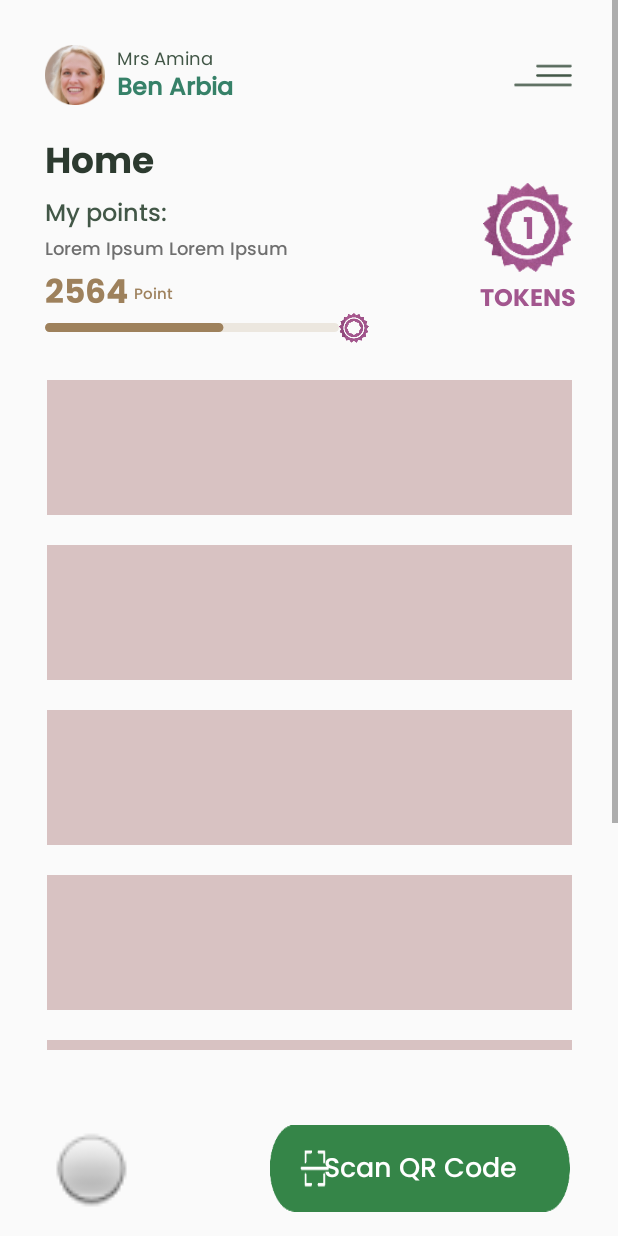
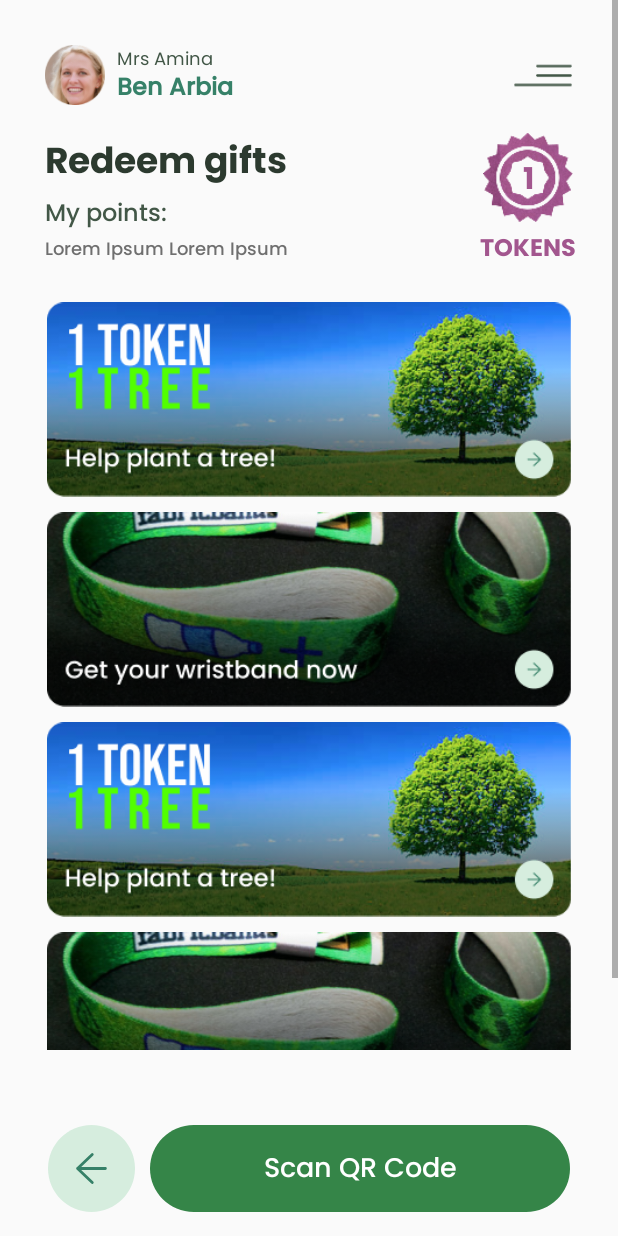
Before and after one commit to MankaiAdam/myRecyclingCompanion, an Android app: the HomeActivity screen opened directly, with no data from a screen before it, after a tap on "Redeem gifts", on a phone screen of 412 x 824 dp. Run offline under Robolectric (Android 15) with nearby library versions, the phone set to English and light mode, and no system bars; libraries missing offline, so code that uses them is left out: com.journeyapps.barcodescanner.

Commit message:
Merge remote-tracking branch 'origin/main'
# Conflicts:
#	app/src/main/res/layout/activity_home.xml

```diff
--- a/app/src/main/AndroidManifest.xml
+++ b/app/src/main/AndroidManifest.xml
@@ -30,7 +30,6 @@
         <activity
             android:name=".HomeActivity"
             android:exported="true">
-
         </activity>
         <activity
             android:name=".ShopActivity"
--- a/app/src/main/java/com/example/myrecyclingcompanion/HomeActivity.java
+++ b/app/src/main/java/com/example/myrecyclingcompanion/HomeActivity.java
@@ -2,15 +2,19 @@ package com.example.myrecyclingcompanion;
 
 import android.content.Intent;
 import android.graphics.Color;
+import android.os.Build;
 import android.os.Bundle;
 import android.util.Log;
+import android.view.View;
 import android.view.Window;
 import android.view.WindowManager;
 import android.widget.Button;
 import android.widget.ImageButton;
+import android.widget.ImageView;
 import android.widget.TextView;
 
 import androidx.activity.result.ActivityResultLauncher;
+import androidx.annotation.RequiresApi;
 import androidx.appcompat.app.AppCompatActivity;
 import androidx.constraintlayout.widget.ConstraintLayout;
 
@@ -36,7 +40,7 @@ public class HomeActivity extends AppCompatActivity {
         Window w = getWindow();
         w.clearFlags(WindowManager.LayoutParams.FLAG_TRANSLUCENT_STATUS);
         w.addFlags(WindowManager.LayoutParams.FLAG_DRAWS_SYSTEM_BAR_BACKGROUNDS);
-        w.setStatusBarColor(Color.rgb(254,254,254));
+        w.setStatusBarColor(Color.rgb(252,252,252));
         overview_btn = findViewById(R.id.overview_btn);
         maps_btn = findViewById(R.id.map_btn);
         shop_btn = findViewById(R.id.shop_btn);
@@ -45,15 +49,30 @@ public class HomeActivity extends AppCompatActivity {
         total_points_text = findViewById(R.id.total_points_text);
         donated_plastic_text = findViewById(R.id.donated_plastic_text);
         points_text = findViewById(R.id.points_text);
+        ImageView widget = (ImageView) findViewById(R.id.mainwidget);
+        maps_btn = findViewById(R.id.map_btn);
         overview_btn.setImageDrawable(getDrawable(R.drawable.mo_activated));
-        maps_btn = findViewById(R.id.map_btn);
+        widget.setImageDrawable(getDrawable(R.drawable.mo));
+        donated_plastic_text.setVisibility(View.VISIBLE);
+        points_text.setVisibility(View.VISIBLE);
+
         maps_btn.setImageDrawable(getDrawable(R.drawable.map_disabled));
 
         update_info();
 
         overview_btn.setOnClickListener(view -> {
+            overview_btn.setImageDrawable(getDrawable(R.drawable.mo_activated));
+            widget.setImageDrawable(getDrawable(R.drawable.mo));
+            maps_btn.setImageDrawable(getDrawable(R.drawable.map_disabled));
+            donated_plastic_text.setVisibility(View.VISIBLE);
+            points_text.setVisibility(View.VISIBLE);
         });
         maps_btn.setOnClickListener(view -> {
+            overview_btn.setImageDrawable(getDrawable(R.drawable.mo_disabled));
+            widget.setImageDrawable(getDrawable(R.drawable.map));
+            maps_btn.setImageDrawable(getDrawable(R.drawable.map_activated));
+            donated_plastic_text.setVisibility(View.INVISIBLE);
+            points_text.setVisibility(View.INVISIBLE);
         });
         shop_btn.setOnClickListener(view -> {
             startActivity(new Intent(HomeActivity.this, ShopActivity.class));
--- a/app/src/main/java/com/example/myrecyclingcompanion/ShopActivity.java
+++ b/app/src/main/java/com/example/myrecyclingcompanion/ShopActivity.java
@@ -21,9 +21,9 @@ public class ShopActivity extends AppCompatActivity {
     int tokens = 1;
 
     ImageButton overview_btn,maps_btn;
-    Button scan_btn, back_btn;
-    ConstraintLayout overview_grp,challenges_grp;
-    TextView tokens_text, total_points_text;
+    Button scan_btn;
+    ImageButton back_btn;
+    TextView tokens_text;
     @Override
     protected void onCreate(Bundle savedInstanceState) {
         super.onCreate(savedInstanceState);
@@ -32,7 +32,6 @@ public class ShopActivity extends AppCompatActivity {
         back_btn = findViewById(R.id.back_btn);
         scan_btn = findViewById(R.id.scan_btn);
         tokens_text = findViewById(R.id.tokens_text);
-        total_points_text = findViewById(R.id.total_points_text);
 
         update_info();
         back_btn.setOnClickListener(view -> {
@@ -52,7 +51,6 @@ public class ShopActivity extends AppCompatActivity {
     }
     public void update_info(){
         tokens_text.setText(tokens+"");
-        total_points_text.setText(total_points+"");
     }
 
     ActivityResultLauncher<ScanOptions> barLauncher = registerForActivityResult(new ScanContract(), result->{
--- a/app/src/main/java/com/example/myrecyclingcompanion/signInActivity.java
+++ b/app/src/main/java/com/example/myrecyclingcompanion/signInActivity.java
@@ -2,6 +2,7 @@ package com.example.myrecyclingcompanion;
 
 import android.content.Intent;
 import android.graphics.Color;
+import android.os.Build;
 import android.os.Bundle;
 import android.util.Log;
 import java.util.concurrent.TimeUnit;
@@ -15,6 +16,7 @@ import android.widget.ImageButton;
 import android.widget.Toast;
 
 import androidx.annotation.NonNull;
+import androidx.annotation.RequiresApi;
 import androidx.appcompat.app.AppCompatActivity;
 import androidx.constraintlayout.widget.ConstraintLayout;
 import androidx.core.content.ContextCompat;
@@ -73,9 +75,9 @@ public class signInActivity extends AppCompatActivity {
         sign_in_grp.setVisibility(View.INVISIBLE);
 
         verify_btn.setOnClickListener(view -> {
-            Toast.makeText(this, "toast", Toast.LENGTH_SHORT).show();
             Log.d("tag", "clicked");
             if(phone_number_text.getText().toString().length() == 8){
+                verify_code();
                 if (GoogleApiAvailability.getInstance().isGooglePlayServicesAvailable(this)
                         == ConnectionResult.SUCCESS) {
                     // The SafetyNet Attestation API is available.
@@ -128,7 +130,7 @@ public class signInActivity extends AppCompatActivity {
                                                     // Save verification ID and resending token so we can use them later
                                                     mVerificationId = verificationId;
                                                     mResendToken = token;
-                                                    verify_code();
+
                                                 }
                                             };
                                             PhoneAuthOptions options =
--- /dev/null
+++ b/app/src/main/res/drawable/return_arrow.xml
@@ -0,0 +1,15 @@
+<vector xmlns:android="http://schemas.android.com/apk/res/android"
+    android:width="50dp"
+    android:height="50dp"
+    android:viewportWidth="50"
+    android:viewportHeight="50">
+    <path
+        android:fillColor="#FFD6EDDE"
+        android:pathData="M0 25c0-13.81 11.19-25 25-25h0c13.81 0 25 11.19 25 25v0c0 13.81-11.19 25-25 25h0c-13.81 0-25-11.19-25-25z"/>
+    <path
+        android:strokeColor="#FF368168"
+        android:strokeWidth="1.6"
+        android:strokeLineCap="round"
+        android:strokeLineJoin="round"
+        android:pathData="M33 25H17m0 0l8.44-8M17 25l8.44 8"/>
+</vector>
--- /dev/null
+++ b/app/src/main/res/drawable/small_scan.xml
@@ -0,0 +1,9 @@
+<vector xmlns:android="http://schemas.android.com/apk/res/android"
+    android:width="240dp"
+    android:height="50dp"
+    android:viewportWidth="240"
+    android:viewportHeight="50">
+    <path
+        android:fillColor="#FF358548"
+        android:pathData="M0 25c0-13.81 11.19-25 25-25h190c13.81 0 25 11.19 25 25v0c0 13.81-11.19 25-25 25h-190c-13.81 0-25-11.19-25-25z"/>
+</vector>
--- a/app/src/main/res/layout/activity_shop.xml
+++ b/app/src/main/res/layout/activity_shop.xml
@@ -5,13 +5,13 @@
     android:layout_width="match_parent"
     android:layout_height="match_parent">
 
-    <androidx.appcompat.widget.AppCompatButton
+    <ImageButton
         android:id="@+id/back_btn"
         android:layout_width="58dp"
         android:layout_height="58dp"
         android:layout_marginStart="32dp"
         android:layout_marginBottom="16dp"
-        android:background="@android:drawable/radiobutton_off_background"
+        android:background="@drawable/return_arrow"
         android:fontFamily="@font/poppins_medium"
         android:paddingTop="2dp"
         android:text=""
@@ -23,11 +23,11 @@
 
     <androidx.appcompat.widget.AppCompatButton
         android:id="@+id/scan_btn"
-        android:layout_width="200dp"
+        android:layout_width="280dp"
         android:layout_height="58dp"
         android:layout_marginEnd="32dp"
         android:layout_marginBottom="16dp"
-        android:background="@drawable/scan_btn"
+        android:background="@drawable/small_scan"
         android:fontFamily="@font/poppins_medium"
         android:paddingTop="2dp"
         android:text="Scan QR Code"
@@ -103,7 +103,7 @@
                     android:layout_height="wrap_content"
                     android:layout_marginTop="16dp"
                     android:fontFamily="@font/poppins_bold"
-                    android:text="Home"
+                    android:text="Redeem gifts"
                     android:textColor="#2C3A2F"
                     android:textSize="24sp"
                     app:layout_constraintStart_toStartOf="@+id/imageView3"
@@ -132,17 +132,6 @@
                     app:layout_constraintTop_toBottomOf="@+id/textView2" />
 
                 <TextView
-                    android:id="@+id/total_points_text"
-                    android:layout_width="wrap_content"
-                    android:layout_height="wrap_content"
-                    android:fontFamily="@font/poppins_bold"
-                    android:text="2470"
-                    android:textColor="#9E815C"
-                    android:textSize="22sp"
-                    app:layout_constraintStart_toStartOf="@+id/imageView3"
-                    app:layout_constraintTop_toBottomOf="@+id/textView3" />
-
-                <TextView
                     android:id="@+id/pointCounter"
                     android:layout_width="wrap_content"
                     android:layout_height="wrap_content"
@@ -155,43 +144,12 @@
                     app:layout_constraintStart_toStartOf="@+id/imageView6"
                     app:layout_constraintTop_toBottomOf="@+id/imageView6" />
 
-                <TextView
-                    android:id="@+id/textView7"
-                    android:layout_width="wrap_content"
-                    android:layout_height="wrap_content"
-                    android:layout_marginStart="4dp"
-                    android:fontFamily="@font/poppins_medium"
-                    android:text="Point"
-                    android:textColor="#9E815C"
-                    android:textSize="10sp"
-                    app:layout_constraintBottom_toBottomOf="@+id/total_points_text"
-                    app:layout_constraintStart_toEndOf="@+id/total_points_text"
-                    app:layout_constraintTop_toTopOf="@+id/total_points_text" />
-
                 <ImageView
                     android:id="@+id/imageView6"
                     android:layout_width="60dp"
                     android:layout_height="60dp"
-                    app:layout_constraintBottom_toBottomOf="@+id/total_points_text"
                     app:layout_constraintEnd_toEndOf="@+id/imageView4"
                     app:layout_constraintTop_toTopOf="@+id/textView"
-                    app:srcCompat="@drawable/group_20" />
-
-                <ImageView
-                    android:id="@+id/imageView7"
-                    android:layout_width="wrap_content"
-                    android:layout_height="wrap_content"
-                    app:layout_constraintStart_toStartOf="@+id/total_points_text"
-                    app:layout_constraintTop_toBottomOf="@+id/total_points_text"
-                    app:srcCompat="@drawable/progress_bar" />
-
-                <ImageView
-                    android:id="@+id/imageView8"
-                    android:layout_width="20dp"
-                    android:layout_height="20dp"
-                    app:layout_constraintBottom_toBottomOf="@+id/imageView7"
-                    app:layout_constraintStart_toEndOf="@+id/imageView7"
-                    app:layout_constraintTop_toTopOf="@+id/imageView7"
                     app:srcCompat="@drawable/group_20" />
 
                 <TextView
@@ -210,11 +168,11 @@
 
                 <ScrollView
                     android:layout_width="wrap_content"
-                    android:layout_height="0dp"
-                    android:layout_marginTop="32dp"
+                    android:layout_height="550dp"
+                    android:layout_marginTop="24dp"
                     app:layout_constraintEnd_toEndOf="parent"
                     app:layout_constraintStart_toStartOf="parent"
-                    app:layout_constraintTop_toBottomOf="@+id/imageView7">
+                    app:layout_constraintTop_toBottomOf="@+id/textView3">
 
                     <LinearLayout
                         android:layout_width="wrap_content"
@@ -223,75 +181,52 @@
 
                         <ImageView
                             android:id="@+id/imageView2"
-                            android:layout_width="match_parent"
-                            android:layout_height="90dp"
+                            android:layout_width="350dp"
+                            android:src="@drawable/leaflet1"
+                            android:layout_height="130dp"
                             android:layout_marginTop="0dp"
                             android:layout_marginEnd="0dp"
                             android:layout_marginRight="61dp"
-                            android:background="#D8C2C2"
                             app:layout_constraintEnd_toEndOf="parent"
                             app:layout_constraintStart_toStartOf="parent"
                             app:layout_constraintTop_toTopOf="parent" />
 
                         <ImageView
-                            android:id="@+id/imageView"
+                            android:id="@+id/mainwidget"
                             android:layout_width="350dp"
-                            android:layout_height="90dp"
-                            android:layout_marginTop="20dp"
+                            android:src="@drawable/leaflet2"
+                            android:layout_height="130dp"
+                            android:layout_marginTop="10dp"
                             android:layout_marginEnd="0dp"
                             android:layout_marginRight="61dp"
-                            android:background="#D8C2C2"
                             app:layout_constraintEnd_toEndOf="parent"
                             app:layout_constraintStart_toStartOf="parent"
                             app:layout_constraintTop_toTopOf="parent" />
 
                         <ImageView
                             android:id="@+id/imageView11"
-                            android:layout_width="match_parent"
-                            android:layout_height="90dp"
-                            android:layout_marginTop="20dp"
+                            android:layout_width="350dp"
+                            android:src="@drawable/leaflet1"
+                            android:layout_height="130dp"
+                            android:layout_marginTop="10dp"
                             android:layout_marginEnd="0dp"
                             android:layout_marginRight="61dp"
-                            android:background="#D8C2C2"
                             app:layout_constraintEnd_toEndOf="parent"
                             app:layout_constraintStart_toStartOf="parent"
                             app:layout_constraintTop_toTopOf="parent" />
 
                         <ImageView
                             android:id="@+id/imageView12"
-                            android:layout_width="match_parent"
-                            android:layout_height="90dp"
-                            android:layout_marginTop="20dp"
+                            android:layout_width="350dp"
+                            android:src="@drawable/leaflet2"
+                            android:layout_height="130dp"
+                            android:layout_marginTop="10dp"
                             android:layout_marginEnd="0dp"
                             android:layout_marginRight="61dp"
-                            android:background="#D8C2C2"
                             app:layout_constraintEnd_toEndOf="parent"
                             app:layout_constraintStart_toStartOf="parent"
                             app:layout_constraintTop_toTopOf="parent" />
 
-                        <ImageView
-                            android:id="@+id/imageView13"
-                            android:layout_width="match_parent"
-                            android:layout_height="90dp"
-                            android:layout_marginTop="20dp"
-                            android:layout_marginEnd="0dp"
-                            android:layout_marginRight="61dp"
-                            android:background="#D8C2C2"
-                            app:layout_constraintEnd_toEndOf="parent"
-                            app:layout_constraintStart_toStartOf="parent"
-                            app:layout_constraintTop_toTopOf="parent" />
-
-                        <ImageView
-                            android:id="@+id/imageView14"
-                            android:layout_width="match_parent"
-                            android:layout_height="90dp"
-                            android:layout_marginTop="20dp"
-                            android:layout_marginEnd="0dp"
-                            android:layout_marginRight="61dp"
-                            android:background="#D8C2C2"
-                            app:layout_constraintEnd_toEndOf="parent"
-                            app:layout_constraintStart_toStartOf="parent"
-                            app:layout_constraintTop_toTopOf="parent" />
                     </LinearLayout>
                 </ScrollView>
 
```
Also changed, not shown: app/src/main/res/layout/activity_home.xml (+11 -11 lines), app/src/main/res/layout/activity_sign_in.xml (+59 -30 lines), app/src/main/res/drawable-hdpi/leaflet1.png (added), app/src/main/res/drawable-hdpi/leaflet2.png (added), app/src/main/res/drawable-xhdpi/leaflet1.png (added), app/src/main/res/drawable-xhdpi/leaflet2.png (added), app/src/main/res/drawable-xxhdpi/leaflet1.png (added), app/src/main/res/drawable-xxhdpi/leaflet2.png (added), app/src/main/res/drawable-xxxhdpi/leaflet1.png (added), app/src/main/res/drawable-xxxhdpi/leaflet2.png (added), app/src/main/res/drawable/logo.png (added).
